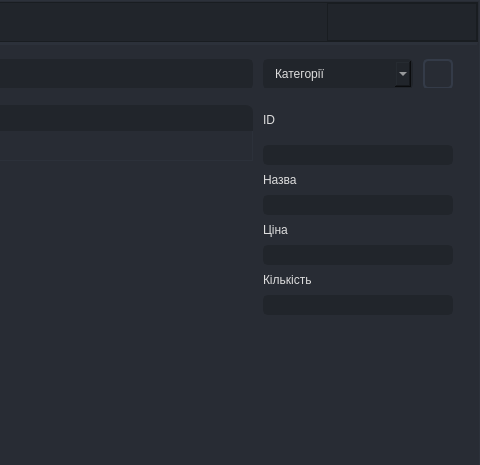
This is CStore/CStore.ui in fr0staman/CStore as Qt 5 draws it before an edit; both pictures show x 800 to 1280 and y 0 to 465 of the 1280 by 720 pixel window. The edited form follows.
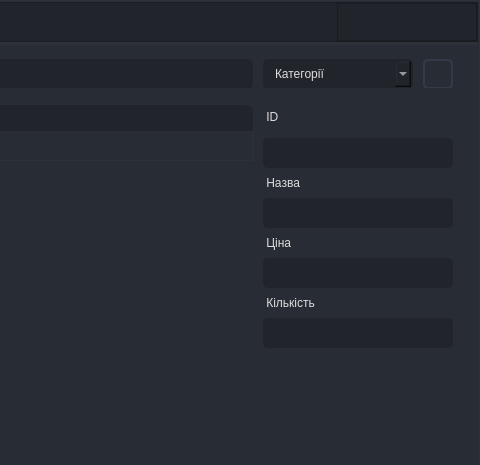
This is the edited form. The open tabs and pages were chosen to show the change. Icons and pictures are not drawn.

Diff of the .ui file:
```diff
--- a/CStore/CStore.ui
+++ b/CStore/CStore.ui
@@ -2728,7 +2728,7 @@
               <widget class="QFrame" name="rightButtons">
                <property name="maximumSize">
                 <size>
-                 <width>150</width>
+                 <width>140</width>
                  <height>16777215</height>
                 </size>
                </property>
@@ -2740,7 +2740,7 @@
                </property>
                <layout class="QHBoxLayout" name="horizontalLayout_2">
                 <property name="spacing">
-                 <number>5</number>
+                 <number>0</number>
                 </property>
                 <property name="leftMargin">
                  <number>0</number>
@@ -3269,11 +3269,11 @@
                                <property name="maximumSize">
                                 <size>
                                  <width>190</width>
-                                 <height>50</height>
+                                 <height>43</height>
                                 </size>
                                </property>
                                <property name="text">
-                                <string>ID</string>
+                                <string> ID</string>
                                </property>
                               </widget>
                              </item>
@@ -3282,7 +3282,7 @@
                                <property name="minimumSize">
                                 <size>
                                  <width>190</width>
-                                 <height>0</height>
+                                 <height>30</height>
                                 </size>
                                </property>
                                <property name="maximumSize">
@@ -3311,7 +3311,7 @@
                                 </size>
                                </property>
                                <property name="text">
-                                <string>Назва</string>
+                                <string> Назва</string>
                                </property>
                               </widget>
                              </item>
@@ -3320,7 +3320,7 @@
                                <property name="minimumSize">
                                 <size>
                                  <width>190</width>
-                                 <height>0</height>
+                                 <height>30</height>
                                 </size>
                                </property>
                                <property name="maximumSize">
@@ -3349,7 +3349,7 @@
                                 </size>
                                </property>
                                <property name="text">
-                                <string>Ціна</string>
+                                <string> Ціна</string>
                                </property>
                               </widget>
                              </item>
@@ -3358,7 +3358,7 @@
                                <property name="minimumSize">
                                 <size>
                                  <width>190</width>
-                                 <height>0</height>
+                                 <height>30</height>
                                 </size>
                                </property>
                                <property name="maximumSize">
@@ -3374,6 +3374,12 @@
                              </item>
                              <item>
                               <widget class="QLabel" name="label_7">
+                               <property name="minimumSize">
+                                <size>
+                                 <width>190</width>
+                                 <height>0</height>
+                                </size>
+                               </property>
                                <property name="maximumSize">
                                 <size>
                                  <width>190</width>
@@ -3381,12 +3387,18 @@
                                 </size>
                                </property>
                                <property name="text">
-                                <string>Кількість</string>
+                                <string> Кількість</string>
                                </property>
                               </widget>
                              </item>
                              <item>
                               <widget class="QLineEdit" name="numberText">
+                               <property name="minimumSize">
+                                <size>
+                                 <width>190</width>
+                                 <height>30</height>
+                                </size>
+                               </property>
                                <property name="maximumSize">
                                 <size>
                                  <width>190</width>
```
Left out of the diff: 16 changed lines with no effect on the pictures.
